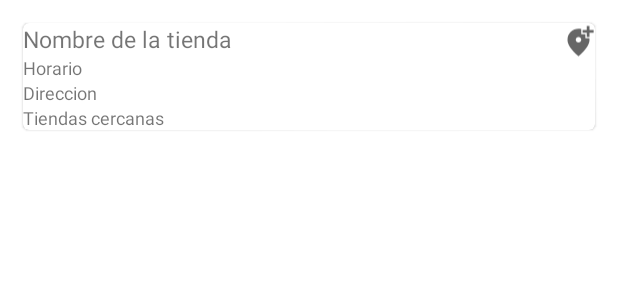
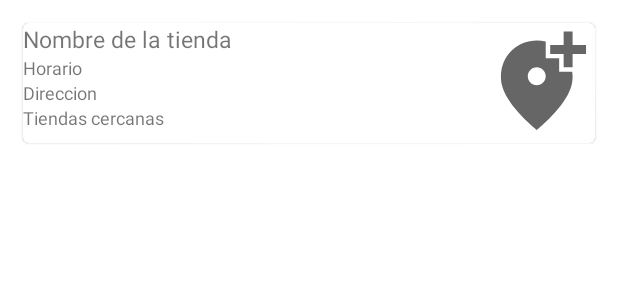
Before and after one commit to topaciomanrique/wmt, an Android app: the layout item_details_card.xml on its own in the app's theme, with its tools: preview values and no code run, on a phone screen of 412 x 824 dp. Shown: the top 300 px of the screen. Run offline under Robolectric (Android 15) with nearby library versions, the phone set to English and light mode, and no system bars.

Commit message:
:sparkles: develop screen 2

```diff
--- a/app/src/main/res/drawable/ic_add_location.xml
+++ b/app/src/main/res/drawable/ic_add_location.xml
@@ -1,8 +1,8 @@
 <vector xmlns:android="http://schemas.android.com/apk/res/android"
-    android:width="24dp"
-    android:height="24dp"
-    android:viewportWidth="24"
-    android:viewportHeight="24"
+    android:width="80dp"
+    android:height="80dp"
+    android:viewportWidth="25"
+    android:viewportHeight="25"
     android:tint="?attr/colorControlNormal">
   <path
       android:fillColor="@android:color/white"
--- a/app/src/main/res/layout/item_details_card.xml
+++ b/app/src/main/res/layout/item_details_card.xml
@@ -14,7 +14,8 @@
         <LinearLayout
             android:layout_width="match_parent"
             android:layout_height="match_parent"
-            android:orientation="horizontal">
+            android:orientation="horizontal"
+            android:visibility="visible">
 
             <LinearLayout
                 android:layout_width="match_parent"
--- a/app/src/main/res/values/google_maps_api.xml
+++ b/app/src/main/res/values/google_maps_api.xml
@@ -1,3 +1,4 @@
 <?xml version="1.0" encoding="utf-8"?>
 <resources>
+    <string name="google_maps_key" templateMergeStrategy="preserve" translatable="false">AIzaSyBH2HTcwIrXEAilXG7DIPFht7uZ1Kc6bUg</string>
 </resources>
```
Also changed, not shown: app/src/main/AndroidManifest.xml (+7 -0 lines), app/src/main/res/layout/activity_main2.xml (+25 -0 lines).
